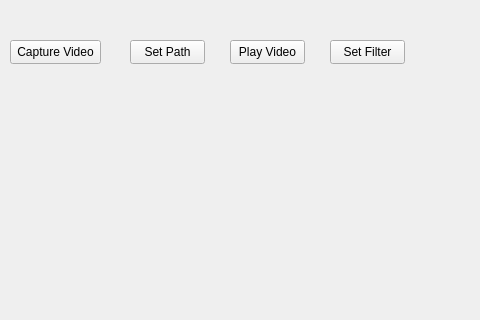
Nachos-mic/Aplikacja_Strumienie_Wideo, file mainwindow.ui: the form before one commit; both pictures show x 320 to 800 and y 0 to 320 of the 800 by 600 pixel window.
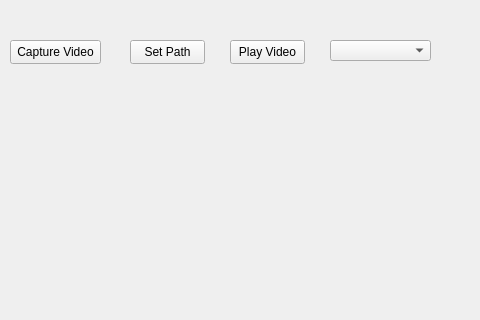
The form after the commit.

```diff
--- a/mainwindow.ui
+++ b/mainwindow.ui
@@ -76,19 +76,6 @@
      <string>Video</string>
     </property>
    </widget>
-   <widget class="QPushButton" name="filterButton">
-    <property name="geometry">
-     <rect>
-      <x>650</x>
-      <y>40</y>
-      <width>75</width>
-      <height>24</height>
-     </rect>
-    </property>
-    <property name="text">
-     <string>Set Filter</string>
-    </property>
-   </widget>
    <widget class="QPushButton" name="playVideoButton">
     <property name="geometry">
      <rect>
@@ -102,16 +89,16 @@
      <string>Play Video</string>
     </property>
    </widget>
-  </widget>
-  <widget class="QMenuBar" name="menubar">
+   <widget class="QComboBox" name="filterComboBox">
    <property name="geometry">
     <rect>
-     <x>0</x>
-     <y>0</y>
-     <width>800</width>
-     <height>22</height>
-    </rect>
-   </property>
+      <x>650</x>
+      <y>40</y>
+      <width>101</width>
+      <height>21</height>
+     </rect>
+    </property>
+   </widget>
   </widget>
   <widget class="QStatusBar" name="statusbar"/>
  </widget>
```
Lines whose indentation alone changed are shown as unchanged.
